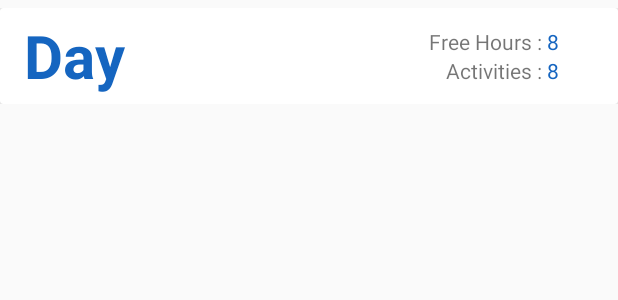
After one commit to Piyush811999/TimeManagement, an Android app: the layout layout_card_days.xml on its own in the app's theme, with its tools: preview values and no code run, on a phone screen of 412 x 824 dp. The commit adds this screen. Shown: the top 300 px of the screen. Run offline under Robolectric (Android 15) with nearby library versions, the phone set to English and light mode, and no system bars.

Commit message:
minor Additions to frame

```diff
--- a/app/build.gradle
+++ b/app/build.gradle
@@ -32,4 +32,5 @@ dependencies {
     compile 'com.github.ittianyu:BottomNavigationViewEx:1.2.4'
 
     compile "com.android.support:design:26.+"
+    implementation 'com.android.support:cardview-v7:26.1.0'
 }
--- /dev/null
+++ b/app/src/main/res/layout/layout_card_days.xml
@@ -0,0 +1,87 @@
+<?xml version="1.0" encoding="utf-8"?>
+<RelativeLayout xmlns:android="http://schemas.android.com/apk/res/android"
+    android:layout_width="match_parent"
+    android:layout_height="wrap_content"
+    android:paddingVertical="5dp">
+
+
+
+    <android.support.v7.widget.CardView
+        android:layout_width="match_parent"
+        android:layout_height="wrap_content"
+        >
+
+        <LinearLayout
+            android:layout_width="match_parent"
+            android:layout_height="wrap_content"
+            android:orientation="vertical"
+            android:padding="@dimen/cardview_default_radius"
+            >
+
+            <RelativeLayout
+                android:layout_width="match_parent"
+                android:layout_height="60dp">
+
+                <TextView
+                    android:id="@+id/day"
+                    android:layout_width="wrap_content"
+                    android:layout_height="70dp"
+                    android:layout_alignParentStart="true"
+                    android:layout_alignParentTop="true"
+                    android:gravity="center"
+                    android:paddingLeft="14dp"
+                    android:text="Day"
+                    android:textColor="@color/colorPrimaryDark"
+                    android:textSize="40sp"
+                    android:textStyle="bold" />
+
+                <TextView
+                    android:id="@+id/description"
+                    android:layout_width="wrap_content"
+                    android:layout_height="wrap_content"
+
+
+                    android:layout_above="@+id/textActivity"
+                    android:layout_alignParentEnd="true"
+                    android:layout_gravity="end"
+                    android:layout_marginEnd="45dp"
+                    android:text="Free Hours : " />
+
+                <TextView
+                    android:id="@+id/textActivity"
+                    android:layout_width="wrap_content"
+                    android:layout_height="wrap_content"
+                    android:layout_alignBaseline="@+id/day"
+                    android:layout_alignBottom="@+id/day"
+                    android:layout_alignEnd="@+id/description"
+                    android:text="Activities : " />
+
+                <TextView
+                    android:id="@+id/freehoursCount"
+                    android:layout_width="wrap_content"
+                    android:layout_height="wrap_content"
+                    android:layout_alignBaseline="@+id/description"
+                    android:layout_alignBottom="@+id/description"
+                    android:layout_toEndOf="@+id/textActivity"
+                    android:text="8"
+                    android:textColor="@color/colorPrimaryDark" />
+
+                <TextView
+                    android:id="@+id/numberOfActivity"
+                    android:layout_width="wrap_content"
+                    android:layout_height="wrap_content"
+                    android:layout_alignBaseline="@+id/textActivity"
+                    android:layout_alignBottom="@+id/textActivity"
+                    android:layout_alignStart="@+id/freehoursCount"
+                    android:text="8"
+                    android:textColor="@color/colorPrimaryDark" />
+            </RelativeLayout>
+        </LinearLayout>
+
+
+
+
+
+
+    </android.support.v7.widget.CardView>
+</RelativeLayout>
```
Also changed, not shown: app/src/main/AndroidManifest.xml (+5 -4 lines), app/src/main/java/piyush_makwana/timemangement/DatabaseRelated/DatabaseHelper.java (added, +31 -0 lines), app/src/main/java/piyush_makwana/timemangement/Main2Activity.java (added, +13 -0 lines), app/src/main/java/piyush_makwana/timemangement/TimeTable/DayItems.java (added, +42 -0 lines), app/src/main/java/piyush_makwana/timemangement/TimeTable/MainActivity.java (+34 -4 lines), app/src/main/java/piyush_makwana/timemangement/TimeTable/RecyclerAdapterDaysTimeTable.java (added, +69 -0 lines), app/src/main/res/layout/activity_main.xml (+30 -2 lines), app/src/main/res/layout/activity_main2.xml (added, +29 -0 lines), app/src/main/res/layout/layout_middle_timetable.xml (+5 -5 lines).
